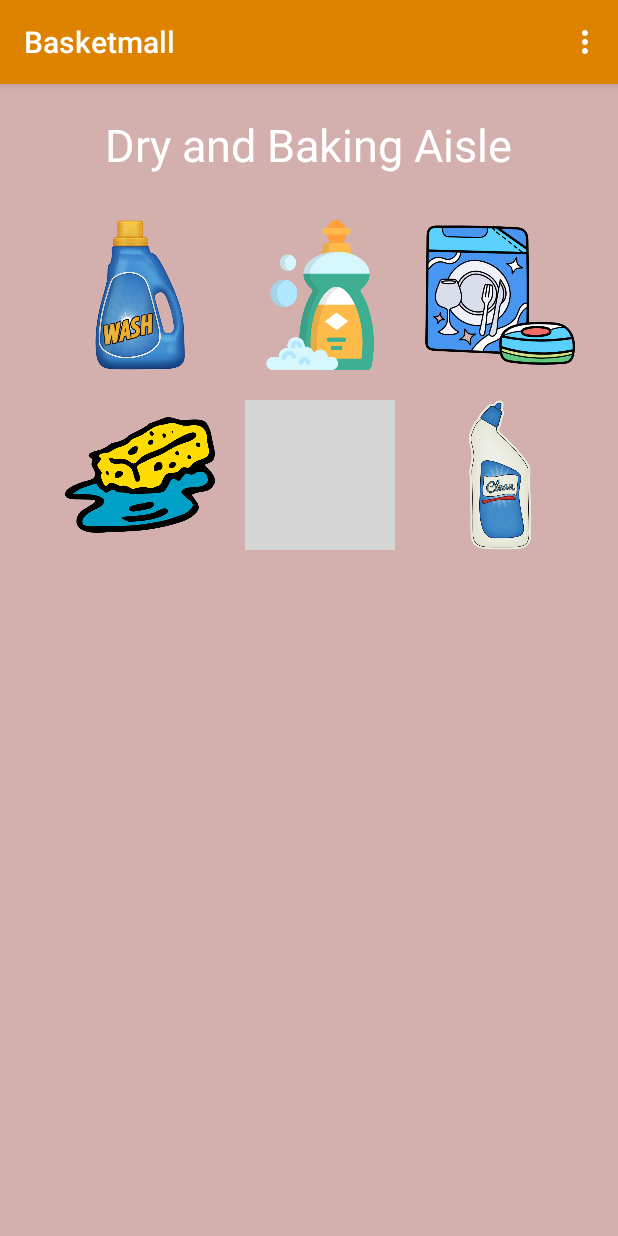
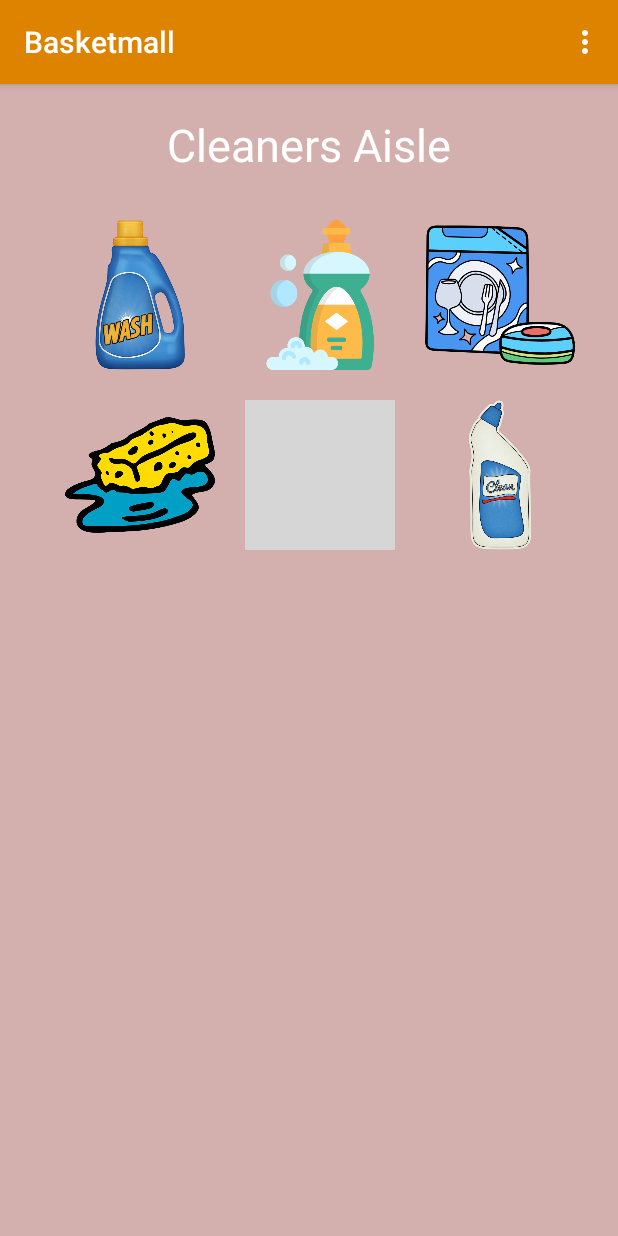
Before and after one commit to witas8/basketmall, an Android app: the AisleCleaners screen opened directly, with no data from a screen before it, on a phone screen of 412 x 824 dp. Run offline under Robolectric (Android 15) with nearby library versions, the phone set to English and light mode, and no system bars; grey boxes are pictures that could not be loaded.

```diff
--- a/app/src/main/res/values/strings.xml
+++ b/app/src/main/res/values/strings.xml
@@ -8,7 +8,7 @@
     <string name="others_aisle">Others Aisle</string>
     <string name="db_aisle">Dry and Baking Aisle</string>
     <string name="pc_aisle">Personal Care Aisle</string>
-    <string name="cleaners_aisle">Dry and Baking Aisle</string>
+    <string name="cleaners_aisle">Cleaners Aisle</string>
     <string name="meat_fish_aisle">Meat and Fish Aisle</string>
     <string name="throw_basket">Throw to the basket</string>
     <string name="show_the_basket">Show your basket</string>
```
